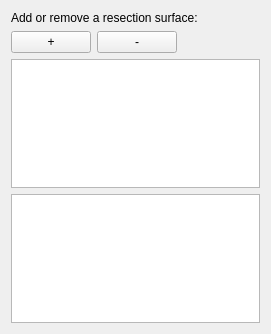
Before: the Qt Designer form ResectionPlanning/Resources/UI/qSlicerResectionPlanningSurfacesWidget.ui in TheInterventionCentre/NorMIT-Plan, drawn with Qt 5.
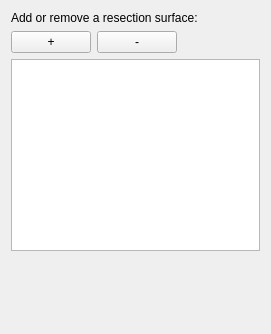
After: the same form once the commit is applied.

Commit message: ENH: now using qslicertableitemwidget in surfaces table TST: surfaces tests passing again (using table instead of list)

Diff of the .ui file:
```diff
--- a/ResectionPlanning/Resources/UI/qSlicerResectionPlanningSurfacesWidget.ui
+++ b/ResectionPlanning/Resources/UI/qSlicerResectionPlanningSurfacesWidget.ui
@@ -55,16 +55,6 @@
    <item>
     <widget class="QTableWidget" name="tableResectionSurfaces"/>
    </item>
-   <item>
-    <widget class="QListWidget" name="listResectionSurfaces">
-     <property name="minimumSize">
-      <size>
-       <width>0</width>
-       <height>100</height>
-      </size>
-     </property>
-    </widget>
-   </item>
    <item>
     <spacer name="verticalSpacer">
      <property name="orientation">
```
Left out of the diff: 19 changed lines with no effect on the pictures. The commit also changes 6 other files.
